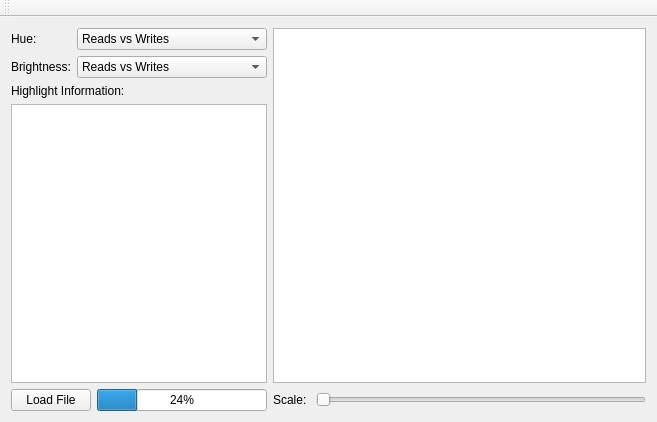
Above: vizRenderQt/mainwindow.ui from tmaxthomas/MemVis before the change. Below: the same form after it.
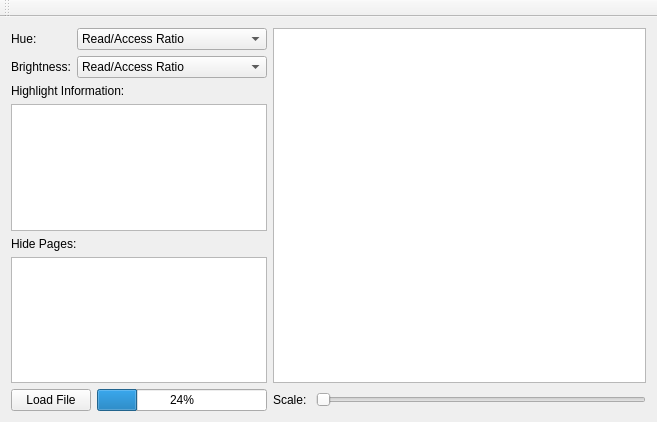
That is the form after the change.

Patch:
```diff
--- a/vizRenderQt/mainwindow.ui
+++ b/vizRenderQt/mainwindow.ui
@@ -54,6 +54,23 @@
        <property name="bottomMargin">
         <number>0</number>
        </property>
+       <item row="5" column="0">
+        <widget class="QListView" name="listView">
+         <property name="sizePolicy">
+          <sizepolicy hsizetype="Expanding" vsizetype="Expanding">
+           <horstretch>0</horstretch>
+           <verstretch>2</verstretch>
+          </sizepolicy>
+         </property>
+        </widget>
+       </item>
+       <item row="4" column="0">
+        <widget class="QLabel" name="label_5">
+         <property name="text">
+          <string>Hide Pages:</string>
+         </property>
+        </widget>
+       </item>
        <item row="1" column="0">
         <widget class="QFrame" name="frame">
          <property name="frameShape">
@@ -89,7 +106,7 @@
            <widget class="QComboBox" name="comboBox">
             <item>
              <property name="text">
-              <string>Reads vs Writes</string>
+              <string>Read/Access Ratio</string>
              </property>
             </item>
             <item>
@@ -108,7 +125,7 @@
            <widget class="QComboBox" name="comboBox_2">
             <item>
              <property name="text">
-              <string>Reads vs Writes</string>
+              <string>Read/Access Ratio</string>
              </property>
             </item>
             <item>
@@ -133,16 +150,6 @@
          </layout>
         </widget>
        </item>
-       <item row="3" column="0">
-        <widget class="QTextBrowser" name="textBrowser">
-         <property name="sizePolicy">
-          <sizepolicy hsizetype="Expanding" vsizetype="Expanding">
-           <horstretch>1</horstretch>
-           <verstretch>1</verstretch>
-          </sizepolicy>
-         </property>
-        </widget>
-       </item>
        <item row="2" column="0">
         <widget class="QLabel" name="label_4">
          <property name="text">
@@ -150,6 +157,16 @@
          </property>
         </widget>
        </item>
+       <item row="3" column="0">
+        <widget class="QTextBrowser" name="textBrowser">
+         <property name="sizePolicy">
+          <sizepolicy hsizetype="Expanding" vsizetype="Expanding">
+           <horstretch>1</horstretch>
+           <verstretch>2</verstretch>
+          </sizepolicy>
+         </property>
+        </widget>
+       </item>
       </layout>
      </widget>
     </item>
```
Left out of the diff: 34 changed lines with no effect on the pictures.
